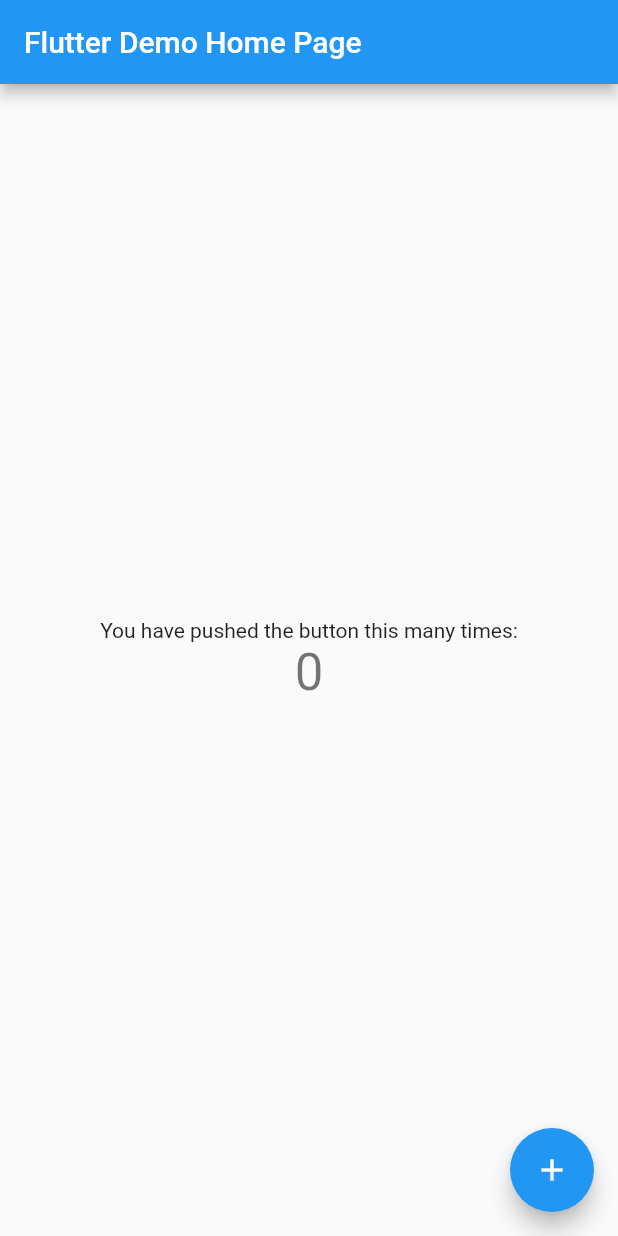
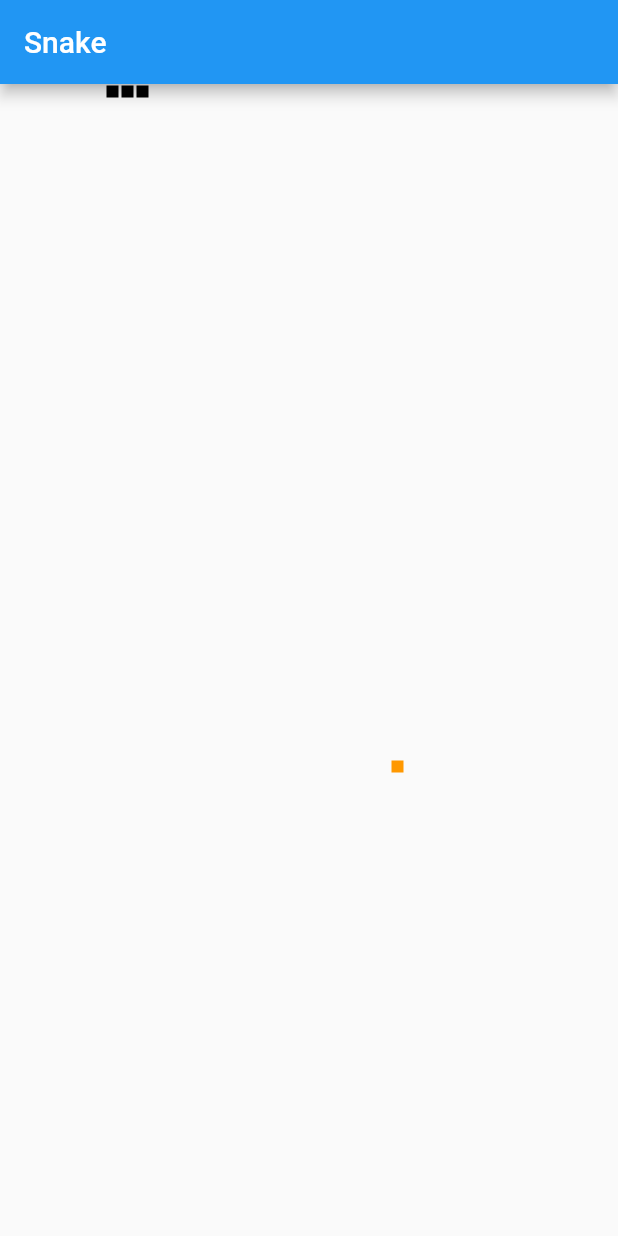
Before and after one commit to yulu86/game_collection, a Flutter app: the screen it shows after launch, on a phone screen of 412 x 824 dp. Run offline on Flutter 3.47's test engine with Material 2 defaults, Android fonts, the light colour scheme and no system bars.

Commit message:
add snake

```diff
--- a/lib/main.dart
+++ b/lib/main.dart
@@ -1,4 +1,8 @@
+import 'dart:async';
+import 'dart:math';
+
 import 'package:flutter/material.dart';
+import 'package:flutter/services.dart';
 
 void main() {
   runApp(const MyApp());
@@ -13,103 +17,190 @@
     return MaterialApp(
       title: 'Flutter Demo',
       theme: ThemeData(
-        // This is the theme of your application.
-        //
-        // Try running your application with "flutter run". You'll see the
-        // application has a blue toolbar. Then, without quitting the app, try
-        // changing the primarySwatch below to Colors.green and then invoke
-        // "hot reload" (press "r" in the console where you ran "flutter run",
-        // or simply save your changes to "hot reload" in a Flutter IDE).
-        // Notice that the counter didn't reset back to zero; the application
-        // is not restarted.
         primarySwatch: Colors.blue,
       ),
-      home: const MyHomePage(title: 'Flutter Demo Home Page'),
+      home: const MyHomePage(),
+      debugShowCheckedModeBanner: false,
     );
   }
 }
 
-class MyHomePage extends StatefulWidget {
-  const MyHomePage({super.key, required this.title});
-
-  // This widget is the home page of your application. It is stateful, meaning
-  // that it has a State object (defined below) that contains fields that affect
-  // how it looks.
-
-  // This class is the configuration for the state. It holds the values (in this
-  // case the title) provided by the parent (in this case the App widget) and
-  // used by the build method of the State. Fields in a Widget subclass are
-  // always marked "final".
-
-  final String title;
+class MyHomePage extends StatelessWidget {
+  const MyHomePage({Key? key}) : super(key: key);
 
   @override
-  State<MyHomePage> createState() => _MyHomePageState();
+  Widget build(BuildContext context) {
+    return Scaffold(
+      appBar: AppBar(
+        title: const Text('Snake'),
+      ),
+      body: const SnakeGame(),
+    );
+  }
 }
 
-class _MyHomePageState extends State<MyHomePage> {
-  int _counter = 0;
+const double size = 10;
 
-  void _incrementCounter() {
-    setState(() {
-      // This call to setState tells the Flutter framework that something has
-      // changed in this State, which causes it to rerun the build method below
-      // so that the display can reflect the updated values. If we changed
-      // _counter without calling setState(), then the build method would not be
-      // called again, and so nothing would appear to happen.
-      _counter++;
-    });
+enum Direction {
+  up,
+  down,
+  left,
+  right,
+}
+
+class SnakeGame extends StatefulWidget {
+  const SnakeGame({Key? key}) : super(key: key);
+
+  @override
+  State<SnakeGame> createState() => _SnakeGameState();
+}
+
+class _SnakeGameState extends State<SnakeGame> {
+  Offset _ball = Offset.zero;
+  List<Offset> _snake = [
+    const Offset(50, 0),
+    const Offset(60, 0),
+  ];
+  Direction _snakeDirection = Direction.left;
+  late Timer _timer;
+
+  @override
+  void didChangeDependencies() {
+    super.didChangeDependencies();
+    final maxWidth = _getMaxWidth();
+    final maxHeight = _getMaxHeight();
+    _timer = Timer.periodic(
+      const Duration(milliseconds: 200),
+      (timer) {
+        List<Offset> newOffset = _updateSnakePosition(maxWidth, maxHeight);
+        Offset newBall = _ball;
+        if (newOffset[0] == _ball) {
+          newOffset.add(_snake[_snake.length - 1]);
+          newBall = _randomBall(maxWidth.toInt(), maxHeight.toInt());
+        }
+        setState(() {
+          _snake = newOffset;
+          _ball = newBall;
+        });
+      },
+    );
   }
 
   @override
   Widget build(BuildContext context) {
-    // This method is rerun every time setState is called, for instance as done
-    // by the _incrementCounter method above.
-    //
-    // The Flutter framework has been optimized to make rerunning build methods
-    // fast, so that you can just rebuild anything that needs updating rather
-    // than having to individually change instances of widgets.
-    return Scaffold(
-      appBar: AppBar(
-        // Here we take the value from the MyHomePage object that was created by
-        // the App.build method, and use it to set our appbar title.
-        title: Text(widget.title),
+    List<Widget> snake = _getSnake();
+    Widget ball = _getBall();
+    snake.add(ball);
+    return RawKeyboardListener(
+      focusNode: FocusNode(),
+      autofocus: true,
+      onKey: _onKey,
+      child: Stack(
+        children: snake,
       ),
-      body: Center(
-        // Center is a layout widget. It takes a single child and positions it
-        // in the middle of the parent.
-        child: Column(
-          // Column is also a layout widget. It takes a list of children and
-          // arranges them vertically. By default, it sizes itself to fit its
-          // children horizontally, and tries to be as tall as its parent.
-          //
-          // Invoke "debug painting" (press "p" in the console, choose the
-          // "Toggle Debug Paint" action from the Flutter Inspector in Android
-          // Studio, or the "Toggle Debug Paint" command in Visual Studio Code)
-          // to see the wireframe for each widget.
-          //
-          // Column has various properties to control how it sizes itself and
-          // how it positions its children. Here we use mainAxisAlignment to
-          // center the children vertically; the main axis here is the vertical
-          // axis because Columns are vertical (the cross axis would be
-          // horizontal).
-          mainAxisAlignment: MainAxisAlignment.center,
-          children: <Widget>[
-            const Text(
-              'You have pushed the button this many times:',
+    );
+  }
+
+  Offset _randomBall(int widthRange, int heightRange) {
+    var random = Random();
+    var nextX = _getFitPosition(random.nextInt(widthRange).toDouble());
+    var nextY = _getFitPosition(random.nextInt(heightRange).toDouble());
+    return Offset(nextX, nextY);
+  }
+
+  double _getMaxWidth() {
+    return _getFitPosition(MediaQuery.of(context).size.width);
+  }
+
+  double _getMaxHeight() {
+    return _getFitPosition(MediaQuery.of(context).size.height);
+  }
+
+  double _getFitPosition(double newPosition) {
+    double widthPad = newPosition % size;
+    return newPosition - widthPad;
+  }
+
+  void _onKey(RawKeyEvent? event) {
+    if (event.runtimeType == RawKeyDownEvent) {
+      Direction newDirection = _snakeDirection;
+      switch (event?.logicalKey.keyLabel) {
+        case "Arrow Down":
+          newDirection = Direction.down;
+          break;
+        case "Arrow Up":
+          newDirection = Direction.up;
+          break;
+        case "Arrow Left":
+          newDirection = Direction.left;
+          break;
+        case "Arrow Right":
+          newDirection = Direction.right;
+          break;
+      }
+      setState(() {
+        _snakeDirection = newDirection;
+      });
+    }
+  }
+
+  List<Offset> _updateSnakePosition(double maxWidth, double maxHeight) {
+    return List.generate(_snake.length, (index) {
+      if (index > 0) {
+        return _snake[index - 1];
+      }
+      final snakeHead = _snake[0];
+      switch (_snakeDirection) {
+        case Direction.left:
+          return Offset(
+              (snakeHead.dx - size + maxWidth) % maxWidth, snakeHead.dy);
+        case Direction.right:
+          return Offset((snakeHead.dx + size) % maxWidth, snakeHead.dy);
+        case Direction.up:
+          return Offset(
+              snakeHead.dx, (snakeHead.dy - size + maxHeight) % maxHeight);
+        case Direction.down:
+          return Offset(snakeHead.dx, (snakeHead.dy + size) % maxHeight);
+      }
+    });
+  }
+
+  List<Widget> _getSnake() {
+    return _snake
+        .map(
+          (item) => Positioned.fromRect(
+            rect: Rect.fromCenter(
+              center: _adjust(item),
+              width: size,
+              height: size,
             ),
-            Text(
-              '$_counter',
-              style: Theme.of(context).textTheme.headline4,
+            child: Container(
+              margin: const EdgeInsets.all(1),
+              color: Colors.black,
             ),
-          ],
-        ),
+          ),
+        )
+        .toList();
+  }
+
+  Widget _getBall() {
+    return Positioned.fromRect(
+      rect: Rect.fromCenter(
+        center: _adjust(_ball),
+        width: size,
+        height: size,
       ),
-      floatingActionButton: FloatingActionButton(
-        onPressed: _incrementCounter,
-        tooltip: 'Increment',
-        child: const Icon(Icons.add),
-      ), // This trailing comma makes auto-formatting nicer for build methods.
+      child: Container(
+        margin: const EdgeInsets.all(1),
+        color: Colors.orange,
+      ),
+    );
+  }
+
+  Offset _adjust(Offset offset) {
+    return Offset(
+      offset.dx + size / 2,
+      offset.dy + size / 2,
     );
   }
 }
```
